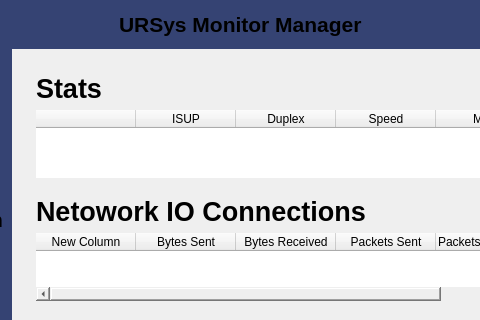
Before: the Qt Designer form interface.ui in UlizesR/system_manager, drawn with Qt 5; both pictures show x 264 to 744 and y 0 to 320 of the 953 by 565 pixel window.
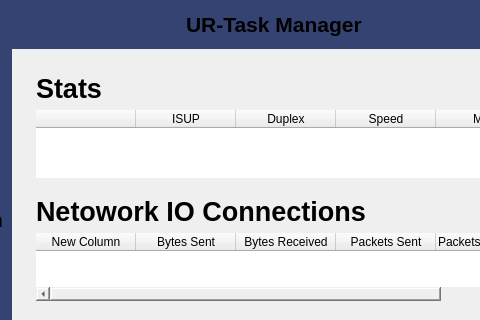
After: the same form once the commit is applied. The open tabs and pages were chosen to show the change. Icons and pictures are not drawn.

What changed in the file:
```diff
--- a/interface.ui
+++ b/interface.ui
@@ -145,7 +145,7 @@
              </font>
             </property>
             <property name="text">
-             <string>URSys Monitor Manager</string>
+             <string>UR-Task Manager</string>
             </property>
            </widget>
           </item>
```
Left out of the diff: 36 changed lines with no effect on the pictures.
